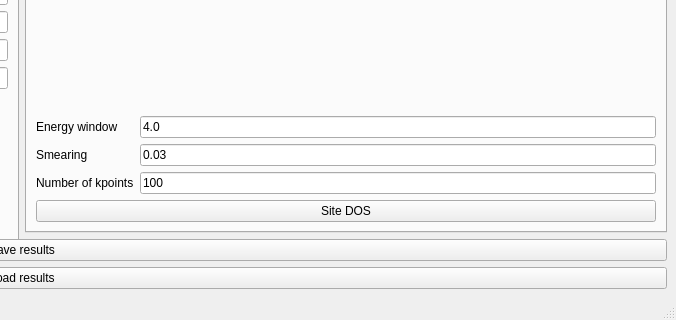
joselado/quantum-lattice, file interface-pyqt/tmdc/interface.ui: the form before one commit; both pictures show x 632 to 1308 and y 333 to 653 of the 1308 by 653 pixel window.
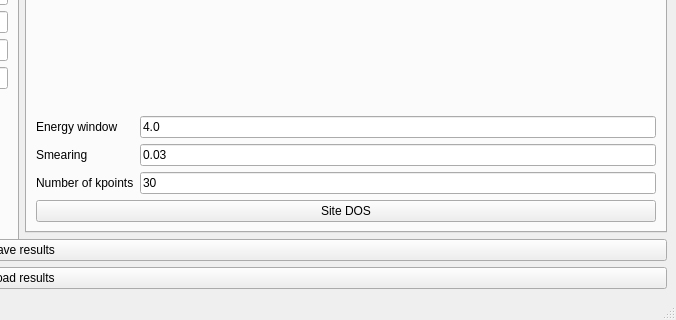
The form after the commit. The open tabs and pages were chosen to show the change. Custom widgets are drawn as their Qt base class.

```diff
--- a/interface-pyqt/tmdc/interface.ui
+++ b/interface-pyqt/tmdc/interface.ui
@@ -846,7 +846,7 @@
           <item row="2" column="1">
            <widget class="LineEdit" name="site_dos_nk">
             <property name="text">
-             <string>100</string>
+             <string>30</string>
             </property>
            </widget>
           </item>
```
